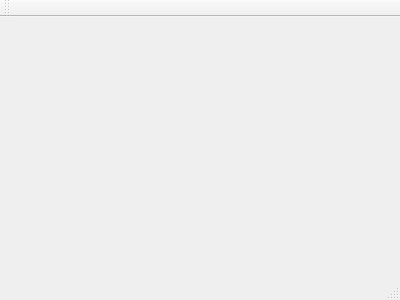
Above: project/window.ui from aaaaaa2493/oop-technologies-2019 before the change. Below: the same form after it.
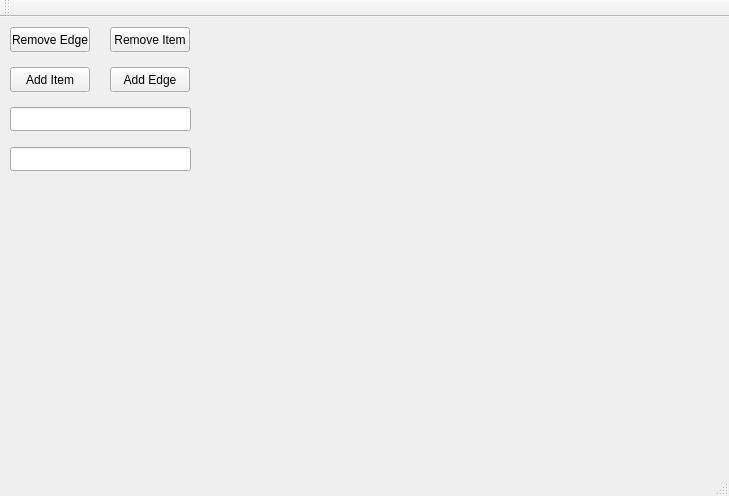
That is the form after the change.

The edit to the form file:
```diff
--- a/project/window.ui
+++ b/project/window.ui
@@ -1,24 +1,123 @@
 <ui version="4.0">
  <class>Window</class>
- <widget class="QMainWindow" name="Window" >
-  <property name="geometry" >
+ <widget class="QMainWindow" name="Window">
+  <property name="geometry">
    <rect>
     <x>0</x>
     <y>0</y>
-    <width>400</width>
-    <height>300</height>
+    <width>729</width>
+    <height>496</height>
    </rect>
   </property>
   <property name="windowTitle" >
    <string>Window</string>
   </property>
-  <widget class="QMenuBar" name="menuBar" />
-  <widget class="QToolBar" name="mainToolBar" />
-  <widget class="QWidget" name="centralWidget" />
-  <widget class="QStatusBar" name="statusBar" />
+  <widget class="QWidget" name="centralWidget">
+   <widget class="QPushButton" name="addEdge">
+    <property name="geometry">
+     <rect>
+      <x>110</x>
+      <y>50</y>
+      <width>80</width>
+      <height>25</height>
+     </rect>
+    </property>
+    <property name="text">
+     <string>Add Edge</string>
+    </property>
+   </widget>
+   <widget class="QPushButton" name="removeEdge">
+    <property name="geometry">
+     <rect>
+      <x>10</x>
+      <y>10</y>
+      <width>80</width>
+      <height>25</height>
+     </rect>
+    </property>
+    <property name="text">
+     <string>Remove Edge</string>
+    </property>
+   </widget>
+   <widget class="QPushButton" name="addItem">
+    <property name="geometry">
+     <rect>
+      <x>10</x>
+      <y>50</y>
+      <width>80</width>
+      <height>25</height>
+     </rect>
+    </property>
+    <property name="text">
+     <string>Add Item</string>
+    </property>
+   </widget>
+   <widget class="QPushButton" name="removeItem">
+    <property name="geometry">
+     <rect>
+      <x>110</x>
+      <y>10</y>
+      <width>80</width>
+      <height>25</height>
+     </rect>
+    </property>
+    <property name="text">
+     <string>Remove Item</string>
+    </property>
+   </widget>
+   <widget class="QLineEdit" name="fromEdit">
+    <property name="geometry">
+     <rect>
+      <x>10</x>
+      <y>90</y>
+      <width>181</width>
+      <height>24</height>
+     </rect>
+    </property>
+   </widget>
+   <widget class="QLineEdit" name="toEdit">
+    <property name="geometry">
+     <rect>
+      <x>10</x>
+      <y>130</y>
+      <width>181</width>
+      <height>24</height>
+     </rect>
+    </property>
+   </widget>
+   <widget class="QWidget" name="verticalLayoutWidget">
+    <property name="geometry">
+     <rect>
+      <x>200</x>
+      <y>0</y>
+      <width>511</width>
+      <height>421</height>
+     </rect>
+    </property>
+    <layout class="QVBoxLayout" name="layout"/>
+   </widget>
+  </widget>
+  <widget class="QMenuBar" name="menuBar">
+   <property name="geometry">
+    <rect>
+     <x>0</x>
+     <y>0</y>
+     <width>729</width>
+     <height>25</height>
+    </rect>
+   </property>
+  </widget>
+  <widget class="QToolBar" name="mainToolBar">
+   <attribute name="toolBarArea">
+    <enum>TopToolBarArea</enum>
+   </attribute>
+   <attribute name="toolBarBreak">
+    <bool>false</bool>
+   </attribute>
+  </widget>
+  <widget class="QStatusBar" name="statusBar"/>
  </widget>
- <layoutDefault spacing="6" margin="11" />
- <pixmapfunction></pixmapfunction>
+ <layoutdefault spacing="6" margin="11"/>
  <resources/>
  <connections/>
 </ui>
```
Left out of the diff: 3 changed lines with no effect on the pictures.
